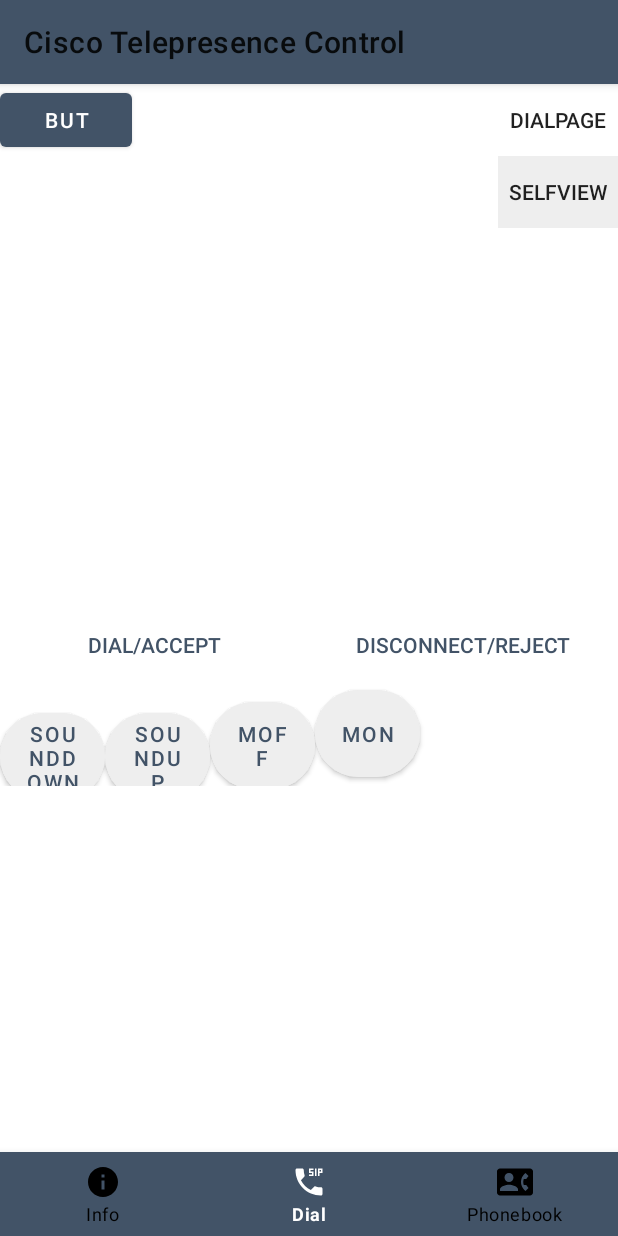
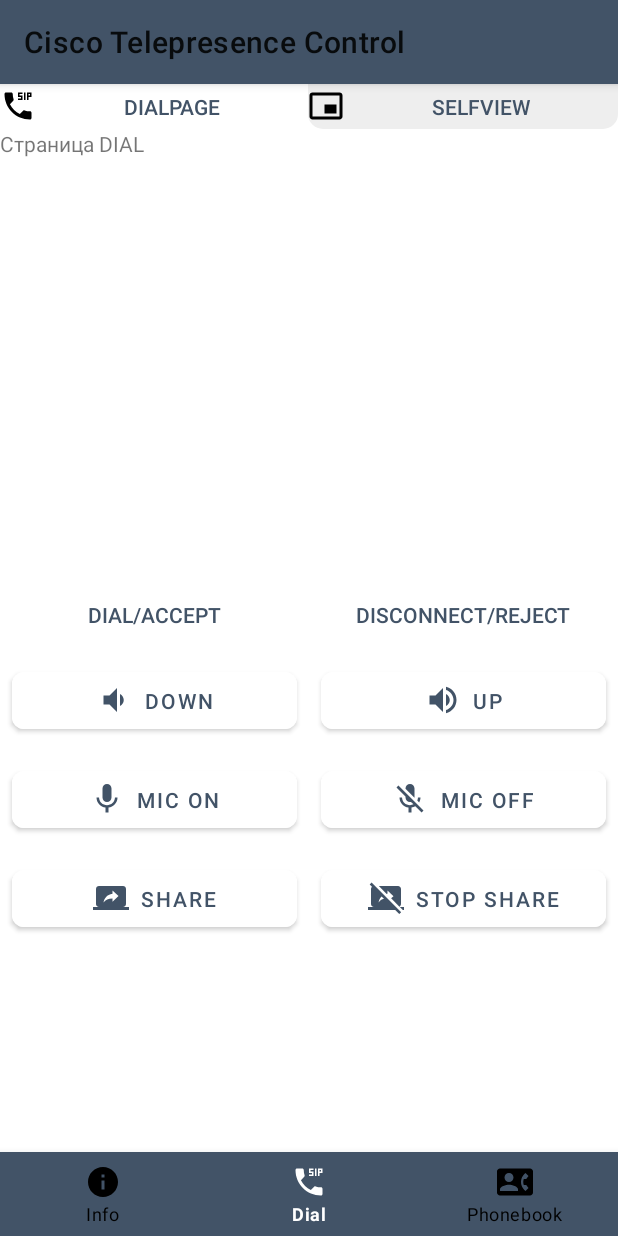
Before and after one commit to mpolyakov/CiscoRemoteControl, an Android app: the DialActivity screen opened directly, with no data from a screen before it, on a phone screen of 412 x 824 dp. Run offline under Robolectric (Android 15) with nearby library versions, the phone set to English and light mode, and no system bars.

Commit message:
доработка интерфейса

```diff
--- a/app/build.gradle
+++ b/app/build.gradle
@@ -33,4 +33,5 @@ dependencies {
     // https://mvnrepository.com/artifact/xerces/xercesImpl
     implementation group: 'xerces', name: 'xercesImpl', version: '2.8.0'
 
+
 }
--- a/app/src/main/java/com/kts/ciscorc/LoginActivity.java
+++ b/app/src/main/java/com/kts/ciscorc/LoginActivity.java
@@ -30,6 +30,9 @@ public class LoginActivity extends AppCompatActivity {
         final MainPresenter presenter = MainPresenter.getInstance();
 
 //        final ConnectionClass connectionClass = new ConnectionClass();
+
+        Intent intent = new Intent(LoginActivity.this, InfoActivity.class);
+        startActivity(intent);
 
         mButtonConnect.setOnClickListener(new View.OnClickListener() {
             @Override
--- /dev/null
+++ b/app/src/main/res/drawable/ic_mic_black_24dp.xml
@@ -0,0 +1,9 @@
+<vector xmlns:android="http://schemas.android.com/apk/res/android"
+        android:width="24dp"
+        android:height="24dp"
+        android:viewportWidth="24.0"
+        android:viewportHeight="24.0">
+    <path
+        android:fillColor="#FF000000"
+        android:pathData="M12,14c1.66,0 2.99,-1.34 2.99,-3L15,5c0,-1.66 -1.34,-3 -3,-3S9,3.34 9,5v6c0,1.66 1.34,3 3,3zM17.3,11c0,3 -2.54,5.1 -5.3,5.1S6.7,14 6.7,11L5,11c0,3.41 2.72,6.23 6,6.72L11,21h2v-3.28c3.28,-0.48 6,-3.3 6,-6.72h-1.7z"/>
+</vector>
--- /dev/null
+++ b/app/src/main/res/drawable/ic_mic_off_black_24dp.xml
@@ -0,0 +1,9 @@
+<vector xmlns:android="http://schemas.android.com/apk/res/android"
+        android:width="24dp"
+        android:height="24dp"
+        android:viewportWidth="24.0"
+        android:viewportHeight="24.0">
+    <path
+        android:fillColor="#FF000000"
+        android:pathData="M19,11h-1.7c0,0.74 -0.16,1.43 -0.43,2.05l1.23,1.23c0.56,-0.98 0.9,-2.09 0.9,-3.28zM14.98,11.17c0,-0.06 0.02,-0.11 0.02,-0.17L15,5c0,-1.66 -1.34,-3 -3,-3S9,3.34 9,5v0.18l5.98,5.99zM4.27,3L3,4.27l6.01,6.01L9.01,11c0,1.66 1.33,3 2.99,3 0.22,0 0.44,-0.03 0.65,-0.08l1.66,1.66c-0.71,0.33 -1.5,0.52 -2.31,0.52 -2.76,0 -5.3,-2.1 -5.3,-5.1L5,11c0,3.41 2.72,6.23 6,6.72L11,21h2v-3.28c0.91,-0.13 1.77,-0.45 2.54,-0.9L19.73,21 21,19.73 4.27,3z"/>
+</vector>
--- /dev/null
+++ b/app/src/main/res/drawable/ic_picture_in_picture_alt_black_24dp.xml
@@ -0,0 +1,9 @@
+<vector xmlns:android="http://schemas.android.com/apk/res/android"
+        android:width="24dp"
+        android:height="24dp"
+        android:viewportWidth="24.0"
+        android:viewportHeight="24.0">
+    <path
+        android:fillColor="#FF000000"
+        android:pathData="M19,11h-8v6h8v-6zM23,19L23,4.98C23,3.88 22.1,3 21,3L3,3c-1.1,0 -2,0.88 -2,1.98L1,19c0,1.1 0.9,2 2,2h18c1.1,0 2,-0.9 2,-2zM21,19.02L3,19.02L3,4.97h18v14.05z"/>
+</vector>
--- /dev/null
+++ b/app/src/main/res/drawable/ic_screen_share_black_24dp.xml
@@ -0,0 +1,9 @@
+<vector xmlns:android="http://schemas.android.com/apk/res/android"
+        android:width="24dp"
+        android:height="24dp"
+        android:viewportWidth="24.0"
+        android:viewportHeight="24.0">
+    <path
+        android:fillColor="#FF000000"
+        android:pathData="M20,18c1.1,0 1.99,-0.9 1.99,-2L22,6c0,-1.11 -0.9,-2 -2,-2L4,4c-1.11,0 -2,0.89 -2,2v10c0,1.1 0.89,2 2,2L0,18v2h24v-2h-4zM13,14.47v-2.19c-2.78,0 -4.61,0.85 -6,2.72 0.56,-2.67 2.11,-5.33 6,-5.87L13,7l4,3.73 -4,3.74z"/>
+</vector>
--- /dev/null
+++ b/app/src/main/res/drawable/ic_stop_screen_share_black_24dp.xml
@@ -0,0 +1,9 @@
+<vector xmlns:android="http://schemas.android.com/apk/res/android"
+        android:width="24dp"
+        android:height="24dp"
+        android:viewportWidth="24.0"
+        android:viewportHeight="24.0">
+    <path
+        android:fillColor="#FF000000"
+        android:pathData="M21.22,18.02l2,2L24,20.02v-2h-2.78zM21.99,16.02l0.01,-10c0,-1.11 -0.9,-2 -2,-2L7.22,4.02l5.23,5.23c0.18,-0.04 0.36,-0.07 0.55,-0.1L13,7.02l4,3.73 -1.58,1.47 5.54,5.54c0.61,-0.33 1.03,-0.99 1.03,-1.74zM2.39,1.73L1.11,3l1.54,1.54c-0.4,0.36 -0.65,0.89 -0.65,1.48v10c0,1.1 0.89,2 2,2L0,18.02v2h18.13l2.71,2.71 1.27,-1.27L2.39,1.73zM7,15.02c0.31,-1.48 0.92,-2.95 2.07,-4.06l1.59,1.59c-1.54,0.38 -2.7,1.18 -3.66,2.47z"/>
+</vector>
--- /dev/null
+++ b/app/src/main/res/drawable/ic_volume_down_black_24dp.xml
@@ -0,0 +1,9 @@
+<vector xmlns:android="http://schemas.android.com/apk/res/android"
+        android:width="24dp"
+        android:height="24dp"
+        android:viewportWidth="24.0"
+        android:viewportHeight="24.0">
+    <path
+        android:fillColor="#FF000000"
+        android:pathData="M18.5,12c0,-1.77 -1.02,-3.29 -2.5,-4.03v8.05c1.48,-0.73 2.5,-2.25 2.5,-4.02zM5,9v6h4l5,5V4L9,9H5z"/>
+</vector>
--- /dev/null
+++ b/app/src/main/res/drawable/ic_volume_up_black_24dp.xml
@@ -0,0 +1,9 @@
+<vector xmlns:android="http://schemas.android.com/apk/res/android"
+        android:width="24dp"
+        android:height="24dp"
+        android:viewportWidth="24.0"
+        android:viewportHeight="24.0">
+    <path
+        android:fillColor="#FF000000"
+        android:pathData="M3,9v6h4l5,5L12,4L7,9L3,9zM16.5,12c0,-1.77 -1.02,-3.29 -2.5,-4.03v8.05c1.48,-0.73 2.5,-2.25 2.5,-4.02zM14,3.23v2.06c2.89,0.86 5,3.54 5,6.71s-2.11,5.85 -5,6.71v2.06c4.01,-0.91 7,-4.49 7,-8.77s-2.99,-7.86 -7,-8.77z"/>
+</vector>
--- a/app/src/main/res/drawable/rectangle_toggle_checked.xml
+++ b/app/src/main/res/drawable/rectangle_toggle_checked.xml
@@ -4,7 +4,7 @@
         <solid android:color="#FFFFFF"/>
         <corners
             android:bottomRightRadius="0dp"
-            android:bottomLeftRadius="0dp"
+            android:bottomLeftRadius="10dp"
             android:topLeftRadius="0dp"
             android:topRightRadius="0dp"/>
     </shape>
--- a/app/src/main/res/drawable/rectangle_toggle_unchecked.xml
+++ b/app/src/main/res/drawable/rectangle_toggle_unchecked.xml
@@ -3,8 +3,8 @@
         android:shape="rectangle" android:padding="10dp">
         <solid android:color="#EEEEEE"/>
         <corners
-            android:bottomRightRadius="0dp"
-            android:bottomLeftRadius="0dp"
+            android:bottomRightRadius="10dp"
+            android:bottomLeftRadius="10dp"
             android:topLeftRadius="0dp"
             android:topRightRadius="0dp"/>
     </shape>
--- a/app/src/main/res/drawable/roundshapebtn.xml
+++ /dev/null
@@ -1,9 +0,0 @@
-<?xml version="1.0" encoding="utf-8"?>
-<selector xmlns:android="http://schemas.android.com/apk/res/android">
-    <item>
-        <shape android:shape="oval">
-            <solid android:color="#FAFAFA"/>
-            <size android:width="100dp" android:height="100dp"/>
-        </shape>
-    </item>
-</selector>
--- a/app/src/main/res/drawable/toggle_selector.xml
+++ b/app/src/main/res/drawable/toggle_selector.xml
@@ -1,11 +1,6 @@
 <?xml version="1.0" encoding="utf-8"?>
 <selector xmlns:android="http://schemas.android.com/apk/res/android">
-    <item
-        android:drawable="@drawable/rectangle_toggle_checked"
-        android:state_checked="true">
-    </item>
-    <item
-        android:drawable="@drawable/rectangle_toggle_unchecked">
-    </item>
 
+    <item android:state_checked="true" android:drawable="@drawable/rectangle_toggle_checked" />
+    <item android:drawable="@drawable/rectangle_toggle_unchecked" />
 </selector>
--- a/app/src/main/res/layout/activity_dial.xml
+++ b/app/src/main/res/layout/activity_dial.xml
@@ -7,44 +7,58 @@
     tools:context=".DialActivity">
 
 
-    <FrameLayout
-        android:id="@+id/fragment_place"
-        android:layout_width="300dp"
-        android:layout_height="350dp"
-        android:layout_alignParentStart="true"
-        android:layout_toStartOf="@+id/toggleDial"></FrameLayout>
-
+    <LinearLayout
+        android:id="@+id/topLinearLayout"
+        android:layout_width="match_parent"
+        android:layout_height="wrap_content"
+        android:orientation="horizontal">
 
         <ToggleButton
             android:id="@+id/toggleDial"
             style="?android:attr/borderlessButtonStyle"
-        android:layout_width="80dp"
-        android:layout_height="wrap_content"
-        android:layout_alignParentEnd="true"
+            android:layout_width="wrap_content"
+            android:layout_height="30dp"
+            android:layout_alignParentStart="true"
+            android:layout_weight="1"
             android:background="@drawable/toggle_selector"
+            android:drawableStart="@drawable/ic_dialer_sip_black_24dp"
             android:onClick="changeFragment1"
             android:text="DialPage"
+            android:textColor="@color/colorPrimary"
             android:textOff="DialPage"
             android:textOn="DialPage" />
 
         <ToggleButton
             android:id="@+id/toggleSelfView"
             style="?android:attr/borderlessButtonStyle"
-        android:layout_width="80dp"
-        android:layout_height="wrap_content"
-        android:layout_below="@+id/toggleDial"
-        android:layout_alignParentEnd="true"
+            android:layout_width="wrap_content"
+            android:layout_height="30dp"
+            android:layout_toEndOf="@+id/toggleDial"
+            android:layout_weight="1"
             android:background="@drawable/toggle_selector"
+            android:drawableStart="@drawable/ic_picture_in_picture_alt_black_24dp"
             android:onClick="changeFragment2"
             android:text="SelfView"
+            android:textColor="@color/colorPrimary"
             android:textOff="SelfView"
-        android:textOn="SelfView" />
+            android:textOn="SelfView"
+
+/>
+    </LinearLayout>
+
+    <FrameLayout
+        android:id="@+id/fragment_place"
+        android:layout_width="match_parent"
+        android:layout_height="300dp"
+        android:layout_below="@+id/topLinearLayout"
+        android:layout_alignParentEnd="true"></FrameLayout>
 
     <LinearLayout
         android:id="@+id/firstLinearLayout"
         android:layout_width="match_parent"
         android:layout_height="wrap_content"
-        android:layout_below="@+id/fragment_place">
+        android:layout_below="@+id/fragment_place"
+        android:orientation="horizontal">
 
         <Button
             android:id="@+id/btnDial"
@@ -53,6 +67,8 @@
             android:layout_height="wrap_content"
             android:layout_weight="1"
             android:backgroundTint="#68de70"
+            android:insetTop="0dp"
+            android:insetBottom="0dp"
             android:onClick="acceptDial"
             android:text="Dial/Accept"
             android:textColor="@color/colorPrimary"
@@ -66,6 +82,8 @@
             android:layout_height="wrap_content"
             android:layout_weight="1"
             android:backgroundTint="#f55858"
+            android:insetTop="0dp"
+            android:insetBottom="0dp"
             android:onClick="rejectDisconnect"
             android:text="Disconnect/Reject"
             android:textColor="@color/colorPrimary"
@@ -76,56 +94,116 @@
         android:id="@+id/secondLinearLayout"
         android:layout_width="match_parent"
         android:layout_height="wrap_content"
+        android:layout_below="@+id/firstLinearLayout"
+        android:orientation="horizontal">
 
-        android:layout_below="@+id/firstLinearLayout">
+        <com.google.android.material.button.MaterialButton
+            android:id="@+id/btnVolumeDown"
+            android:layout_width="100dp"
+            android:layout_height="50dp"
+            android:layout_margin="8dp"
+            android:backgroundTint="#FFFFFF"
+            android:gravity="center"
+            android:textColor="@color/colorPrimary"
+            app:cornerRadius="8dp"
+            app:icon="@drawable/ic_volume_down_black_24dp"
+            app:iconGravity="textStart"
+            app:iconTint="@color/colorPrimary"
+            android:text="DOWN"
+            android:layout_weight="1"/>
 
-        <Button
-            android:id="@+id/btnSoundDown"
-            android:layout_width="70dp"
-            android:layout_height="70dp"
-            android:backgroundTint="#EEEEEE"
-            android:text="SoundDown"
+        <com.google.android.material.button.MaterialButton
+            android:id="@+id/btnVolumeUP"
+            android:layout_width="100dp"
+            android:layout_height="50dp"
+            android:layout_margin="8dp"
+            android:backgroundTint="#FFFFFF"
+            android:gravity="center"
             android:textColor="@color/colorPrimary"
-            app:cornerRadius="40dp" />
+            app:cornerRadius="8dp"
+            app:icon="@drawable/ic_volume_up_black_24dp"
+            app:iconGravity="textStart"
+            app:iconTint="@color/colorPrimary"
+            android:text="UP"
+            android:layout_weight="1"/>
+    </LinearLayout>
 
-        <Button
-            android:id="@+id/btnSoundUp"
-            android:layout_width="70dp"
-            android:layout_height="70dp"
-            android:backgroundTint="#EEEEEE"
-            android:text="SoundUp"
+
+    <LinearLayout
+        android:id="@+id/thirdLinearLayout"
+        android:layout_width="match_parent"
+        android:layout_height="wrap_content"
+        android:layout_below="@+id/secondLinearLayout"
+        android:orientation="horizontal">
+
+        <com.google.android.material.button.MaterialButton
+            android:id="@+id/btnMicOn"
+            android:layout_width="100dp"
+            android:layout_height="50dp"
+            android:layout_margin="8dp"
+            android:layout_weight="1"
+            android:backgroundTint="#FFFFFF"
+            android:gravity="center"
+            android:text="mic on"
             android:textColor="@color/colorPrimary"
-            app:cornerRadius="40dp" />
+            app:cornerRadius="8dp"
+            app:icon="@drawable/ic_mic_black_24dp"
+            app:iconGravity="textStart"
+            app:iconTint="@color/colorPrimary" />
 
-        <Button
+        <com.google.android.material.button.MaterialButton
             android:id="@+id/btnMicOff"
-            android:layout_width="70dp"
-            android:layout_height="70dp"
-            android:backgroundTint="#EEEEEE"
-            android:text="MOff"
+            android:layout_width="100dp"
+            android:layout_height="50dp"
+            android:layout_margin="8dp"
+            android:layout_weight="1"
+            android:backgroundTint="#FFFFFF"
+            android:gravity="center"
+            android:text="mic off"
             android:textColor="@color/colorPrimary"
-            app:cornerRadius="40dp" />
-
-        <Button
-            android:id="@+id/btnMicOn"
-            android:layout_width="70dp"
-            android:layout_height="70dp"
-            android:backgroundTint="#EEEEEE"
-            android:text="MOn"
-            android:textColor="@color/colorPrimary"
-            app:cornerRadius="50dp" />
-
+            app:cornerRadius="8dp"
+            app:icon="@drawable/ic_mic_off_black_24dp"
+            app:iconGravity="textStart"
+            app:iconTint="@color/colorPrimary" />
     </LinearLayout>
 
     <LinearLayout
-        android:id="@+id/thirddLinearLayout"
+        android:id="@+id/fourLinearLayout"
         android:layout_width="match_parent"
         android:layout_height="wrap_content"
-        android:layout_below="@+id/secondLinearLayout">
+        android:layout_below="@+id/thirdLinearLayout"
+        android:orientation="horizontal">
 
+        <com.google.android.material.button.MaterialButton
+            android:id="@+id/btnShare"
+            android:layout_width="100dp"
+            android:layout_height="50dp"
+            android:layout_margin="8dp"
+            android:layout_weight="1"
+            android:backgroundTint="#FFFFFF"
+            android:gravity="center"
+            android:text="Share"
+            android:textColor="@color/colorPrimary"
+            app:cornerRadius="8dp"
+            app:icon="@drawable/ic_screen_share_black_24dp"
+            app:iconGravity="textStart"
+            app:iconTint="@color/colorPrimary" />
 
+        <com.google.android.material.button.MaterialButton
+            android:id="@+id/btnStopShare"
+            android:layout_width="100dp"
+            android:layout_height="50dp"
+            android:layout_margin="8dp"
+            android:layout_weight="1"
+            android:backgroundTint="#FFFFFF"
+            android:gravity="center"
+            android:text="Stop Share"
+            android:textColor="@color/colorPrimary"
+            app:cornerRadius="8dp"
+            app:icon="@drawable/ic_stop_screen_share_black_24dp"
+            app:iconGravity="textStart"
+            app:iconTint="@color/colorPrimary" />
     </LinearLayout>
-
 
     <com.google.android.material.bottomnavigation.BottomNavigationView
         android:id="@+id/bottom_navigation"
--- a/app/src/main/res/layout/activity_login.xml
+++ b/app/src/main/res/layout/activity_login.xml
@@ -87,7 +87,6 @@
         android:id="@+id/material_button"
         android:layout_width="wrap_content"
         android:layout_height="wrap_content"
-        android:background="@drawable/roundshapebtn"
         android:enabled="true"
         android:text="@string/btnConnect"
         app:layout_constraintBottom_toBottomOf="parent"
--- a/app/src/main/res/layout/fragment_dial.xml
+++ b/app/src/main/res/layout/fragment_dial.xml
@@ -7,10 +7,9 @@
 
     <!-- TODO: Update blank fragment layout -->
 
-    <Button
-        android:id="@+id/button"
-        android:layout_width="wrap_content"
-        android:layout_height="wrap_content"
-        android:text="But" />
+    <TextView
+        android:layout_width="match_parent"
+        android:layout_height="match_parent"
+        android:text="Страница DIAL" />
 
 </FrameLayout>
--- a/app/src/main/res/layout/fragment_self_view.xml
+++ b/app/src/main/res/layout/fragment_self_view.xml
@@ -5,7 +5,6 @@
     android:layout_height="match_parent"
     tools:context=".fragments.FragmentSelfView">
 
-    <!-- TODO: Update blank fragment layout -->
     <TextView
         android:layout_width="match_parent"
         android:layout_height="match_parent"
```
Lines whose indentation alone changed are shown as unchanged.
